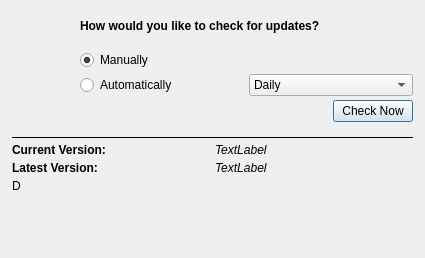
Before: the Qt Designer form Source/SVWidgetsLib/Dialogs/UI_Files/UpdateCheckDialog.ui in BlueQuartzSoftware/SIMPL, drawn with Qt 5.
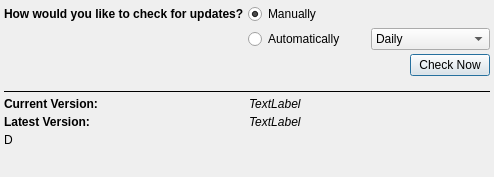
After: the same form once the commit is applied. Icons and pictures are not drawn.

Commit message: Updating UI for the UpdateCheck dialog window.

Diff of the .ui file:
```diff
--- a/Source/SVWidgetsLib/Dialogs/UI_Files/UpdateCheckDialog.ui
+++ b/Source/SVWidgetsLib/Dialogs/UI_Files/UpdateCheckDialog.ui
@@ -9,8 +9,8 @@
    <rect>
     <x>0</x>
     <y>0</y>
-    <width>425</width>
-    <height>258</height>
+    <width>494</width>
+    <height>177</height>
    </rect>
   </property>
   <property name="windowTitle">
@@ -27,16 +27,16 @@
     <number>4</number>
    </property>
    <property name="leftMargin">
-    <number>12</number>
+    <number>4</number>
    </property>
    <property name="topMargin">
-    <number>6</number>
+    <number>4</number>
    </property>
    <property name="rightMargin">
-    <number>12</number>
+    <number>4</number>
    </property>
    <property name="bottomMargin">
-    <number>6</number>
+    <number>4</number>
    </property>
    <item>
     <layout class="QGridLayout" name="widgetLayout">
@@ -72,37 +72,6 @@
        </attribute>
       </widget>
      </item>
-     <item row="0" column="0" rowspan="2">
-      <widget class="QLabel" name="label">
-       <property name="sizePolicy">
-        <sizepolicy hsizetype="Preferred" vsizetype="Preferred">
-         <horstretch>0</horstretch>
-         <verstretch>0</verstretch>
-        </sizepolicy>
-       </property>
-       <property name="minimumSize">
-        <size>
-         <width>64</width>
-         <height>64</height>
-        </size>
-       </property>
-       <property name="maximumSize">
-        <size>
-         <width>64</width>
-         <height>64</height>
-        </size>
-       </property>
-       <property name="text">
-        <string/>
-       </property>
-       <property name="pixmap">
-        <pixmap resource="../../../../Resources/icons/images/Icons.qrc">:/SIMPLView.png</pixmap>
-       </property>
-       <property name="scaledContents">
-        <bool>true</bool>
-       </property>
-      </widget>
-     </item>
      <item row="2" column="1">
       <widget class="QRadioButton" name="automatically">
        <property name="text">
@@ -113,19 +82,6 @@
        </attribute>
       </widget>
      </item>
-     <item row="0" column="1" colspan="2">
-      <widget class="QLabel" name="messageLabel">
-       <property name="styleSheet">
-        <string notr="true">QLabel {
-font-weight: bold;
-font-size: 12px;
-}</string>
-       </property>
-       <property name="text">
-        <string>How would you like to check for updates?</string>
-       </property>
-      </widget>
-     </item>
      <item row="3" column="0" colspan="3">
       <layout class="QHBoxLayout" name="horizontalLayout">
        <property name="bottomMargin">
@@ -153,6 +109,19 @@
        </item>
       </layout>
      </item>
+     <item row="1" column="0">
+      <widget class="QLabel" name="messageLabel">
+       <property name="styleSheet">
+        <string notr="true">QLabel {
+font-weight: bold;
+font-size: 12px;
+}</string>
+       </property>
+       <property name="text">
+        <string>How would you like to check for updates?</string>
+       </property>
+      </widget>
+     </item>
     </layout>
    </item>
    <item>
```
Left out of the diff: 1 changed line with no effect on the pictures. The commit also changes 5 other files.
